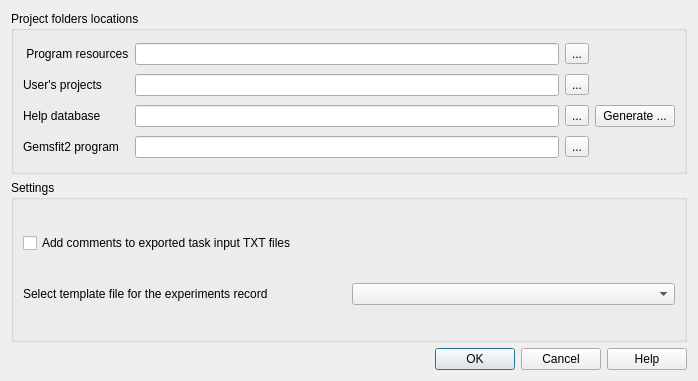
First picture: the form in gfshell2/dialogs/PreferencesDialog.ui, repository gemshub/gemsfits, before the edit.
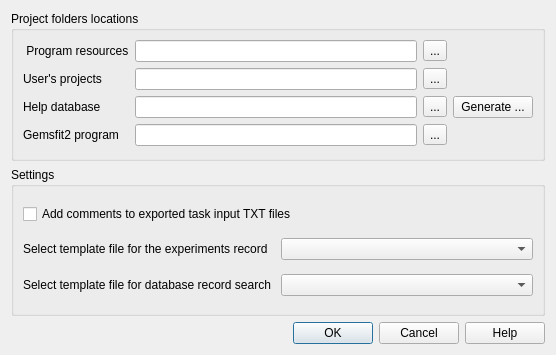
Second picture: the form after the edit. Icons and pictures are not drawn.

Commit message: Added search commands

Diff of the .ui file:
```diff
--- a/gfshell2/dialogs/PreferencesDialog.ui
+++ b/gfshell2/dialogs/PreferencesDialog.ui
@@ -6,8 +6,8 @@
    <rect>
     <x>0</x>
     <y>0</y>
-    <width>698</width>
-    <height>381</height>
+    <width>556</width>
+    <height>355</height>
    </rect>
   </property>
   <property name="windowTitle">
@@ -17,8 +17,8 @@
    <iconset resource="../fgui.qrc">
     <normaloff>:/menu/Icons/RemakeRecordIcon.png</normaloff>:/menu/Icons/RemakeRecordIcon.png</iconset>
   </property>
-  <layout class="QGridLayout" name="gridLayout_3">
-   <item row="0" column="0">
+  <layout class="QVBoxLayout" name="verticalLayout">
+   <item>
     <widget class="QGroupBox" name="groupBox">
      <property name="title">
       <string>Project folders locations</string>
@@ -102,33 +102,43 @@
      </layout>
     </widget>
    </item>
-   <item row="1" column="0">
+   <item>
     <widget class="QGroupBox" name="groupBox_2">
      <property name="title">
       <string>Settings</string>
      </property>
      <layout class="QGridLayout" name="gridLayout_2">
       <item row="2" column="0">
+       <widget class="QLabel" name="label_6">
+        <property name="text">
+         <string>Select template file for database record search</string>
+        </property>
+       </widget>
+      </item>
+      <item row="1" column="0">
        <widget class="QLabel" name="label_4">
         <property name="text">
          <string>Select template file for the experiments record</string>
         </property>
        </widget>
       </item>
-      <item row="2" column="1">
-       <widget class="QComboBox" name="experimentsBox"/>
-      </item>
-      <item row="1" column="0">
+      <item row="0" column="0" colspan="2">
        <widget class="QCheckBox" name="commentsBox">
         <property name="text">
          <string>Add comments to exported task input TXT files</string>
         </property>
        </widget>
       </item>
+      <item row="1" column="1">
+       <widget class="QComboBox" name="experimentsBox"/>
+      </item>
+      <item row="2" column="1">
+       <widget class="QComboBox" name="searchBox"/>
+      </item>
      </layout>
     </widget>
    </item>
-   <item row="2" column="0">
+   <item>
     <widget class="QDialogButtonBox" name="buttonBox">
      <property name="orientation">
       <enum>Qt::Horizontal</enum>
```
The commit also changes 10 other files.
